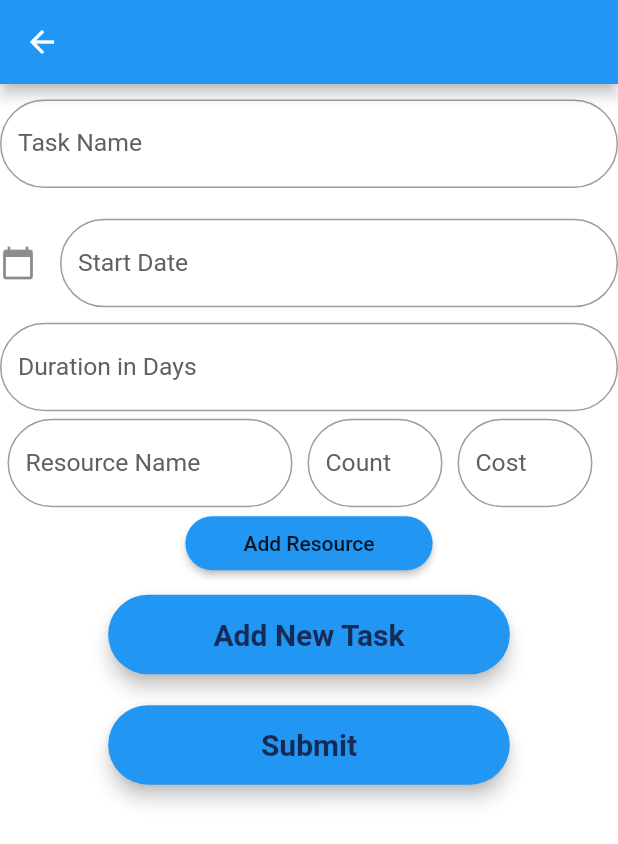
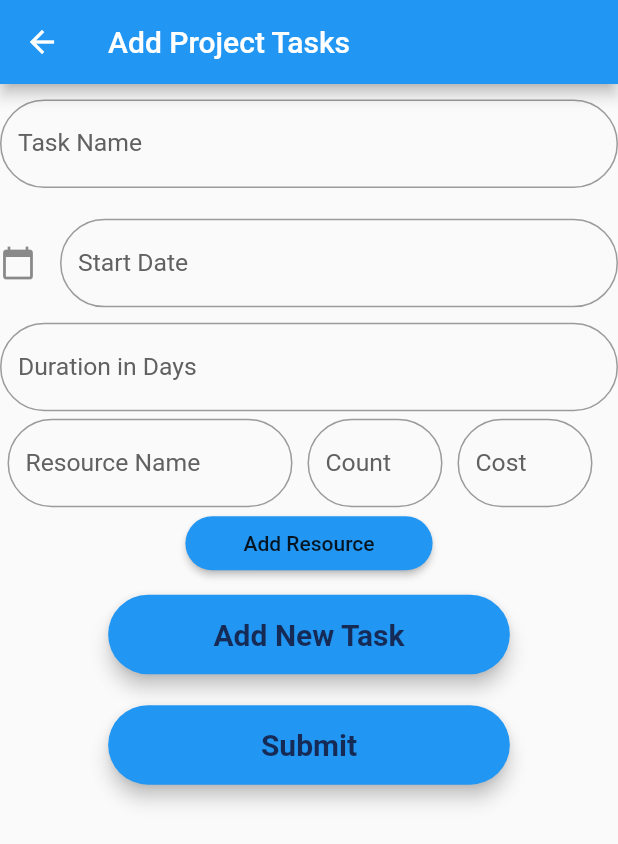
Before and after one commit to halmohaimeed/SWE466-Project, a Flutter app: the AddTasks screen opened by its route, on a phone screen of 412 x 824 dp. Shown: the top 844 px of the screen. Run offline on Flutter 3.47's test engine with Material 2 defaults, Android fonts, the phone set to English and light mode, and no system bars; our stand-ins replace cloud_firestore, firebase_core, get_it, stacked; accounts and stored records are empty; Roboto replaces fonts that are missing (Montserrat); statements that could not run were skipped.

Commit message:
ProjectSummary viewModel

```diff
--- a/swe466_project/lib/screens/addTasks.dart
+++ b/swe466_project/lib/screens/addTasks.dart
@@ -55,15 +55,9 @@ class _AddTasksState extends State<AddTasks> {
         EdgeInsets.fromLTRB(0, width * 0.025, 0, width * 0.025);
 
     return Scaffold(
-      backgroundColor: Colors.white,
       appBar: AppBar(
         title: Text(
           "Add Project Tasks",
-          style: TextStyle(
-            color: Colors.blue,
-            fontSize: 34.0,
-            fontWeight: FontWeight.w400,
-          ),
         ),
       ),
       body: SingleChildScrollView(
```
Also changed, not shown: swe466_project/lib/viewmodels/projectSummary.dart (added, +20 -0 lines).
